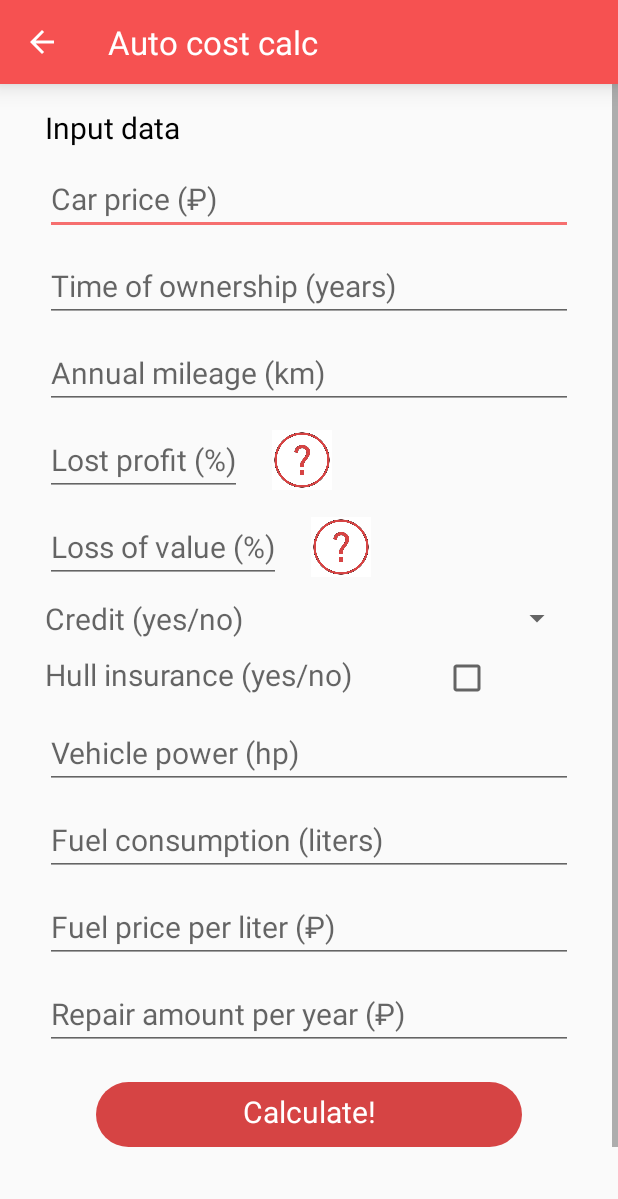
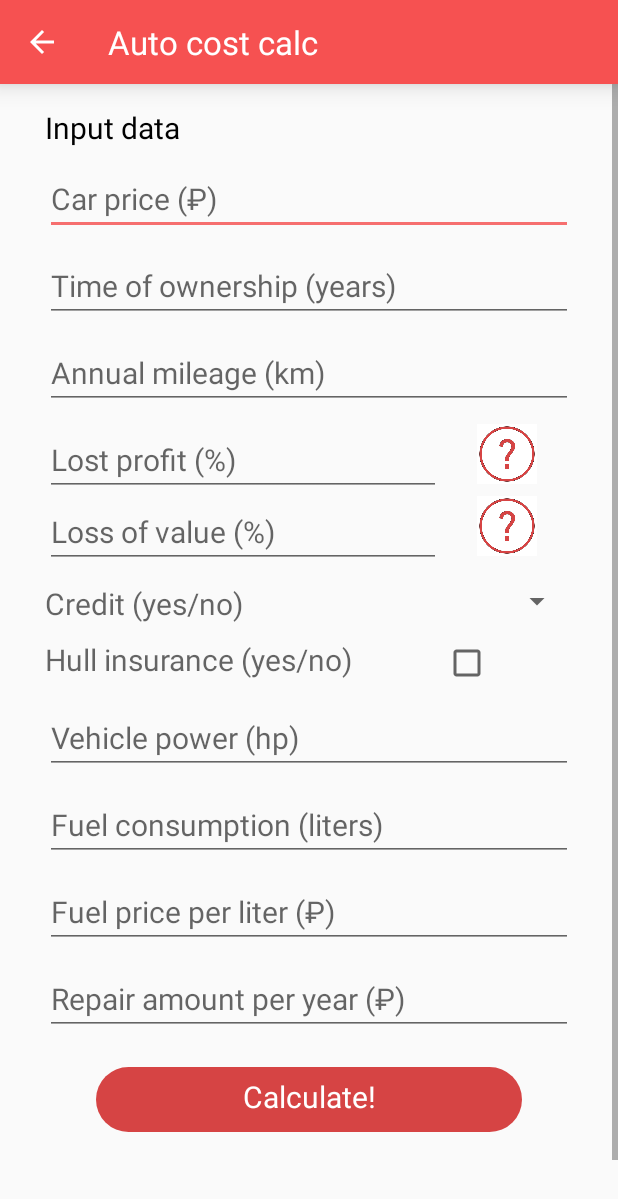
Before and after one commit to Electron3D/AutoCalc, an Android app: the AutoCostCalcActivity screen opened directly, with no data from a screen before it, on a phone screen of 412 x 824 dp. Shown: the top 1199 px of the screen. Run offline under Robolectric (Android 15) with nearby library versions, the phone set to English and light mode, and no system bars.

Commit message:
Fix help buttons view.

```diff
--- a/app/src/main/res/layout/activity_autocostcalc.xml
+++ b/app/src/main/res/layout/activity_autocostcalc.xml
@@ -19,12 +19,10 @@
         android:layout_width="match_parent"
         android:layout_height="wrap_content"
         tools:ignore="SpUsage">
-
         <LinearLayout
             android:layout_width="match_parent"
             android:layout_height="wrap_content"
             android:orientation="vertical">
-
             <TextView
                 android:layout_width="wrap_content"
                 android:layout_height="wrap_content"
@@ -66,17 +64,17 @@
                 android:autofillHints="no"
                 android:inputType="number"
                 android:id="@+id/AnnualMileage"/>
-            <LinearLayout
+            <GridLayout
                 android:layout_width="match_parent"
                 android:layout_height="wrap_content"
-                android:orientation="horizontal"
-                android:gravity="fill"
+                android:layout_marginTop="10dp"
                 android:layout_marginHorizontal="30dp"
-                android:layout_marginTop="10dp">
+                android:columnCount="2"
+                android:rowCount="3">
                 <EditText
                     android:layout_width="wrap_content"
                     android:layout_height="wrap_content"
-                    android:layout_marginEnd="20dp"
+                    android:layout_gravity="fill"
                     android:hint="@string/lost_profit"
                     android:textSize="20dp"
                     android:autofillHints="no"
@@ -85,22 +83,14 @@
                 <Button
                     android:layout_width="40dp"
                     android:layout_height="40dp"
-                    android:layout_gravity="center"
+                    android:layout_gravity="center_horizontal"
                     android:background="@drawable/help_icon"
                     android:contentDescription="@string/helpButton"
                     android:id="@+id/lostProfitHelpButton"/>
-            </LinearLayout>
-            <LinearLayout
-                android:layout_width="match_parent"
-                android:layout_height="wrap_content"
-                android:orientation="horizontal"
-                android:gravity="fill"
-                android:layout_marginHorizontal="30dp"
-                android:layout_marginTop="10dp">
                 <EditText
                     android:layout_width="wrap_content"
                     android:layout_height="wrap_content"
-                    android:layout_marginEnd="20dp"
+                    android:layout_gravity="fill"
                     android:hint="@string/loss_of_value"
                     android:textSize="20dp"
                     android:autofillHints="no"
@@ -109,33 +99,25 @@
                 <Button
                     android:layout_width="40dp"
                     android:layout_height="40dp"
-                    android:layout_gravity="center"
+                    android:layout_gravity="center_horizontal"
                     android:background="@drawable/help_icon"
                     android:contentDescription="@string/helpButton"
                     android:id="@+id/lossOfValueHelpButton"/>
-            </LinearLayout>
-            <LinearLayout
-                android:layout_width="match_parent"
-                android:layout_height="wrap_content"
-                android:orientation="horizontal"
-                android:layout_marginTop="10dp"
-                android:layout_marginHorizontal="30dp">
                 <TextView
                     android:layout_width="wrap_content"
-                    android:layout_height="match_parent"
-                    android:layout_gravity="center"
-                    android:layout_marginEnd="30dp"
+                    android:layout_height="wrap_content"
+                    android:layout_gravity="fill"
+                    android:layout_marginTop="10dp"
                     android:textSize="20dp"
                     android:autofillHints="no"
                     android:hint="@string/credit_yes_no"/>
                 <Spinner
-                    android:layout_width="match_parent"
-                    android:layout_height="match_parent"
-                    android:layout_gravity="center"
-                    android:layout_marginStart="30dp"
+                    android:layout_width="wrap_content"
+                    android:layout_height="wrap_content"
+                    android:layout_marginTop="10dp"
                     android:textSize="20dp"
                     android:id="@+id/Credit"/>
-            </LinearLayout>
+            </GridLayout>
             <EditText
                 android:layout_width="match_parent"
                 android:layout_height="wrap_content"
@@ -248,7 +230,6 @@
                 android:id="@+id/CalculateButton"
                 android:layout_marginVertical="15dp"
                 android:layout_marginHorizontal="60dp"/>
-
             <TextView
                 android:id="@+id/ResultText"
                 android:layout_width="wrap_content"
@@ -673,7 +654,6 @@
                     android:visibility="gone"
                     tools:visibility="visible" />
             </LinearLayout>
-
             <Button
                 android:id="@+id/ClearButton"
                 android:layout_width="match_parent"
--- a/app/src/main/res/layout/activity_main.xml
+++ b/app/src/main/res/layout/activity_main.xml
@@ -12,7 +12,7 @@
         android:layout_width="wrap_content"
         android:layout_height="wrap_content"
         android:contentDescription="@string/icon"
-        android:layout_marginTop="150dp"
+        android:layout_marginTop="120dp"
         app:layout_constraintBottom_toTopOf="@+id/AppName"
         app:layout_constraintLeft_toLeftOf="parent"
         app:layout_constraintRight_toRightOf="parent"
```
